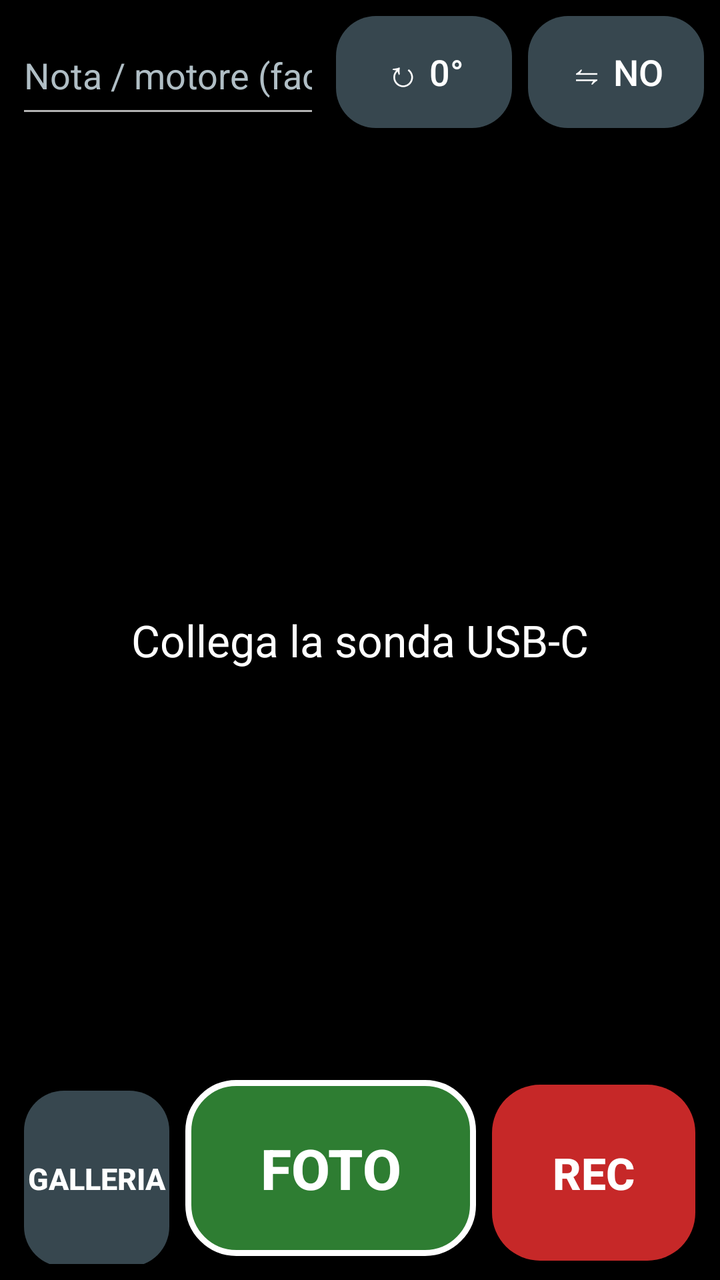
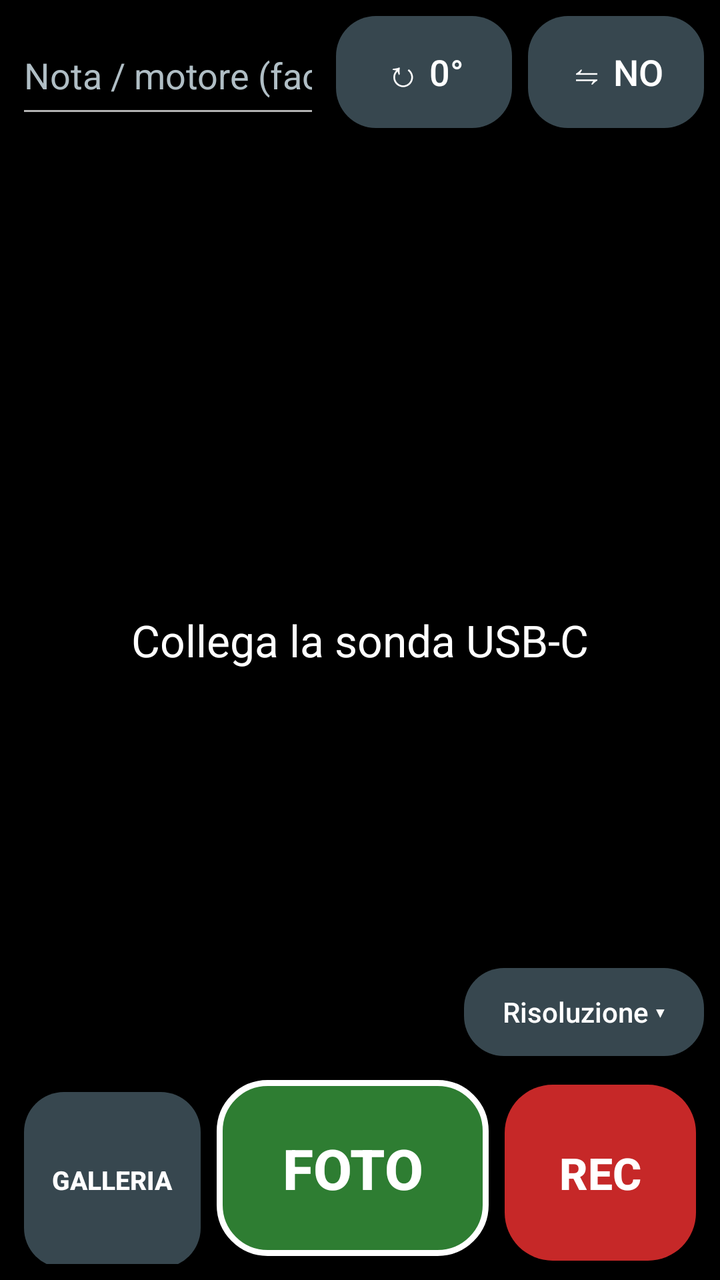

Before-and-after screenshots of an Android layout around one commit, followed by the original layout XML and the change that was made.
<!-- AndroidManifest.xml: application theme AppTheme -->
<!-- res/layout/activity_main.xml -->
<?xml version="1.0" encoding="utf-8"?>
<FrameLayout xmlns:android="http://schemas.android.com/apk/res/android"
    android:id="@+id/root"
    android:layout_width="match_parent"
    android:layout_height="match_parent"
    android:background="@color/black"
    android:keepScreenOn="true">

    <FrameLayout
        android:id="@+id/previewContainer"
        android:layout_width="match_parent"
        android:layout_height="match_parent"
        android:clipChildren="true">

        <TextureView
            android:id="@+id/previewView"
            android:layout_width="match_parent"
            android:layout_height="match_parent"
            android:layout_gravity="center" />
    </FrameLayout>

    <View
        android:id="@+id/flashView"
        android:layout_width="match_parent"
        android:layout_height="match_parent"
        android:background="@color/white"
        android:visibility="gone" />

    <TextView
        android:id="@+id/statusText"
        android:layout_width="wrap_content"
        android:layout_height="wrap_content"
        android:layout_gravity="center"
        android:layout_margin="24dp"
        android:background="@drawable/bg_status"
        android:clickable="true"
        android:focusable="true"
        android:gravity="center"
        android:padding="24dp"
        android:text="@string/status_connect"
        android:textColor="@color/white"
        android:textSize="22sp" />

    <LinearLayout
        android:id="@+id/topBar"
        android:layout_width="match_parent"
        android:layout_height="wrap_content"
        android:layout_gravity="top"
        android:background="@color/panel"
        android:gravity="center_vertical"
        android:orientation="horizontal"
        android:padding="8dp">

        <EditText
            android:id="@+id/noteInput"
            android:layout_width="0dp"
            android:layout_height="56dp"
            android:layout_weight="1"
            android:hint="@string/hint_note"
            android:imeOptions="actionDone"
            android:inputType="text"
            android:maxLines="1"
            android:singleLine="true"
            android:textColor="@color/white"
            android:textColorHint="@color/hint"
            android:textSize="18sp" />

        <Button
            android:id="@+id/btnRotate"
            android:layout_width="wrap_content"
            android:layout_height="56dp"
            android:layout_marginStart="8dp"
            android:background="@drawable/bg_btn_dark"
            android:minWidth="88dp"
            android:text="↻ 0°"
            android:textAllCaps="false"
            android:textColor="@color/white"
            android:textSize="18sp" />

        <Button
            android:id="@+id/btnMirror"
            android:layout_width="wrap_content"
            android:layout_height="56dp"
            android:layout_marginStart="8dp"
            android:background="@drawable/bg_btn_dark"
            android:minWidth="88dp"
            android:text="⇋ NO"
            android:textAllCaps="false"
            android:textColor="@color/white"
            android:textSize="18sp" />
    </LinearLayout>

    <TextView
        android:id="@+id/timerText"
        android:layout_width="wrap_content"
        android:layout_height="wrap_content"
        android:layout_gravity="top|center_horizontal"
        android:layout_marginTop="80dp"
        android:background="@drawable/bg_status"
        android:paddingStart="16dp"
        android:paddingTop="6dp"
        android:paddingEnd="16dp"
        android:paddingBottom="6dp"
        android:text="● 00:00"
        android:textColor="#FFFF5252"
        android:textSize="26sp"
        android:textStyle="bold"
        android:visibility="gone" />

    <LinearLayout
        android:id="@+id/bottomPanel"
        android:layout_width="match_parent"
        android:layout_height="wrap_content"
        android:layout_gravity="bottom"
        android:background="@color/panel"
        android:orientation="vertical">

        <TextView
            android:id="@+id/lastKeyText"
            android:layout_width="match_parent"
            android:layout_height="wrap_content"
            android:paddingStart="12dp"
            android:paddingTop="4dp"
            android:paddingEnd="12dp"
            android:textColor="@color/hint"
            android:textSize="12sp" />

        <LinearLayout
            android:id="@+id/brightnessRow"
            android:layout_width="match_parent"
            android:layout_height="wrap_content"
            android:gravity="center_vertical"
            android:orientation="horizontal"
            android:paddingStart="12dp"
            android:paddingEnd="12dp"
            android:visibility="gone">

            <TextView
                android:layout_width="wrap_content"
                android:layout_height="wrap_content"
                android:text="@string/label_brightness"
                android:textColor="@color/white"
                android:textSize="16sp" />

            <SeekBar
                android:id="@+id/brightnessSeek"
                android:layout_width="0dp"
                android:layout_height="48dp"
                android:layout_marginStart="8dp"
                android:layout_weight="1" />
        </LinearLayout>

        <LinearLayout
            android:layout_width="match_parent"
            android:layout_height="wrap_content"
            android:orientation="horizontal"
            android:padding="8dp">

            <Button
                android:id="@+id/btnGallery"
                android:layout_width="0dp"
                android:layout_height="88dp"
                android:layout_margin="4dp"
                android:layout_weight="1"
                android:background="@drawable/bg_btn_dark"
                android:text="@string/btn_gallery"
                android:textColor="@color/white"
                android:textSize="15sp"
                android:textStyle="bold" />

            <Button
                android:id="@+id/btnPhoto"
                android:layout_width="0dp"
                android:layout_height="88dp"
                android:layout_margin="4dp"
                android:layout_weight="2"
                android:background="@drawable/bg_btn_photo"
                android:text="@string/btn_photo"
                android:textColor="@color/white"
                android:textSize="28sp"
                android:textStyle="bold" />

            <Button
                android:id="@+id/btnRec"
                android:layout_width="0dp"
                android:layout_height="88dp"
                android:layout_margin="4dp"
                android:layout_weight="1.4"
                android:background="@drawable/bg_btn_rec"
                android:text="@string/btn_rec"
                android:textColor="@color/white"
                android:textSize="22sp"
                android:textStyle="bold" />
        </LinearLayout>
    </LinearLayout>
</FrameLayout>
<!-- resources referenced by this layout -->
<resources>
  <color name="black">#FF000000</color>
  <color name="hint">#FFB0BEC5</color>
  <color name="panel">#99000000</color>
  <color name="white">#FFFFFFFF</color>
  <!-- drawable bg_btn_dark (drawable) -->
  <?xml version="1.0" encoding="utf-8"?>
  <shape xmlns:android="http://schemas.android.com/apk/res/android" android:shape="rectangle">
      <solid android:color="@color/slate" />
      <corners android:radius="20dp" />
  </shape>
  <!-- drawable bg_btn_photo (drawable) -->
  <?xml version="1.0" encoding="utf-8"?>
  <shape xmlns:android="http://schemas.android.com/apk/res/android" android:shape="rectangle">
      <solid android:color="@color/green" />
      <stroke android:width="3dp" android:color="@color/white" />
      <corners android:radius="24dp" />
  </shape>
  <!-- drawable bg_btn_rec (drawable) -->
  <?xml version="1.0" encoding="utf-8"?>
  <shape xmlns:android="http://schemas.android.com/apk/res/android" android:shape="rectangle">
      <solid android:color="@color/red" />
      <corners android:radius="24dp" />
  </shape>
  <!-- drawable bg_status (drawable) -->
  <?xml version="1.0" encoding="utf-8"?>
  <shape xmlns:android="http://schemas.android.com/apk/res/android" android:shape="rectangle">
      <solid android:color="#CC000000" />
      <corners android:radius="16dp" />
  </shape>
  <string name="btn_gallery">GALLERIA</string>
  <string name="btn_photo">FOTO</string>
  <string name="btn_rec">REC</string>
  <string name="hint_note">Nota / motore (facoltativo)</string>
  <string name="label_brightness">Luminosità</string>
  <string name="status_connect">Collega la sonda USB-C</string>
  <style name="AppTheme" parent="Theme.AppCompat.NoActionBar">
          <item name="android:windowBackground">@color/black</item>
          <item name="android:statusBarColor">@color/black</item>
          <item name="android:navigationBarColor">@color/black</item>
          <item name="android:textColor">@color/white</item>
      </style>
  <color name="slate">#FF37474F</color>
  <color name="green">#FF2E7D32</color>
  <color name="red">#FFC62828</color>
</resources>

<!-- the commit's change to res/layout/activity_main.xml (unified diff, before → after) -->
@@ -115,15 +115,37 @@
         android:background="@color/panel"
         android:orientation="vertical">
 
-        <TextView
-            android:id="@+id/lastKeyText"
+        <LinearLayout
             android:layout_width="match_parent"
             android:layout_height="wrap_content"
+            android:gravity="center_vertical"
+            android:orientation="horizontal"
             android:paddingStart="12dp"
             android:paddingTop="4dp"
-            android:paddingEnd="12dp"
-            android:textColor="@color/hint"
-            android:textSize="12sp" />
+            android:paddingEnd="8dp">
+
+            <TextView
+                android:id="@+id/lastKeyText"
+                android:layout_width="0dp"
+                android:layout_height="wrap_content"
+                android:layout_weight="1"
+                android:textColor="@color/hint"
+                android:textSize="12sp" />
+
+            <Button
+                android:id="@+id/btnRes"
+                android:layout_width="wrap_content"
+                android:layout_height="44dp"
+                android:layout_marginStart="8dp"
+                android:background="@drawable/bg_btn_dark"
+                android:minWidth="120dp"
+                android:paddingStart="12dp"
+                android:paddingEnd="12dp"
+                android:text="@string/res_button"
+                android:textAllCaps="false"
+                android:textColor="@color/white"
+                android:textSize="14sp" />
+        </LinearLayout>
 
         <LinearLayout
             android:id="@+id/brightnessRow"
@@ -161,11 +183,14 @@
                 android:layout_width="0dp"
                 android:layout_height="88dp"
                 android:layout_margin="4dp"
-                android:layout_weight="1"
+                android:layout_weight="1.3"
                 android:background="@drawable/bg_btn_dark"
+                android:maxLines="1"
+                android:paddingStart="4dp"
+                android:paddingEnd="4dp"
                 android:text="@string/btn_gallery"
                 android:textColor="@color/white"
-                android:textSize="15sp"
+                android:textSize="13sp"
                 android:textStyle="bold" />
 
             <Button
<!-- resource entries referenced after the edit -->
@@ -34,6 +34,7 @@
   <string name="btn_rec">REC</string>
   <string name="hint_note">Nota / motore (facoltativo)</string>
   <string name="label_brightness">Luminosità</string>
+  <string name="res_button">Risoluzione ▾</string>
   <string name="status_connect">Collega la sonda USB-C</string>
   <style name="AppTheme" parent="Theme.AppCompat.NoActionBar">
           <item name="android:windowBackground">@color/black</item>
